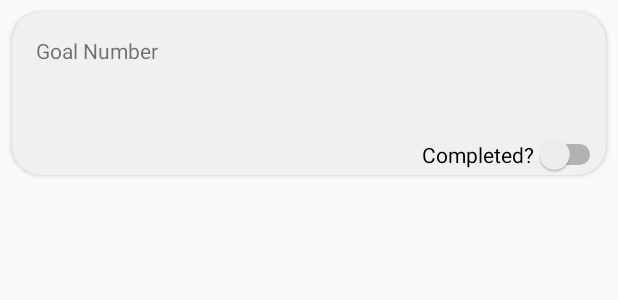
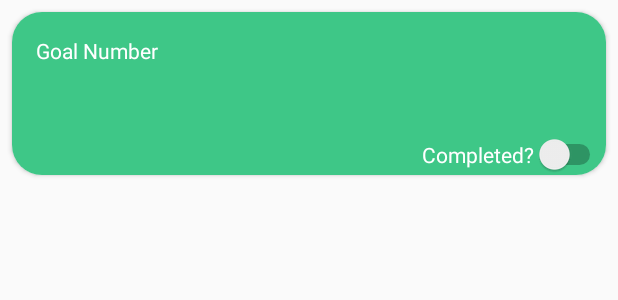
Before and after one commit to EmmaStyles/Cheffy, an Android app: the layout goal_list_row.xml on its own in the app's theme, with its tools: preview values and no code run, on a phone screen of 412 x 824 dp. Shown: the top 300 px of the screen. Run offline under Robolectric (Android 15) with nearby library versions, the phone set to English and light mode, and no system bars.

Commit message:
Colour changes to cardview

```diff
--- a/app/src/main/java/com/infs3634/cheffy/GoalAdapter.java
+++ b/app/src/main/java/com/infs3634/cheffy/GoalAdapter.java
@@ -84,6 +84,7 @@ public class GoalAdapter extends RecyclerView.Adapter<GoalAdapter.GoalViewHolder
 //            });
         }
     }
+
     @Override
     public GoalAdapter.GoalViewHolder onCreateViewHolder(ViewGroup parent, int viewType) {
         View v = LayoutInflater.from(parent.getContext()).inflate(R.layout.goal_list_row, parent, false);
--- a/app/src/main/java/com/infs3634/cheffy/MealsAdapter.java
+++ b/app/src/main/java/com/infs3634/cheffy/MealsAdapter.java
@@ -79,4 +79,5 @@ public class MealsAdapter extends RecyclerView.Adapter<MealsAdapter.MealsViewHol
         this.meals.addAll(meals);
         notifyDataSetChanged();
     }
+
 }
--- a/app/src/main/res/layout/activity_main.xml
+++ b/app/src/main/res/layout/activity_main.xml
@@ -15,6 +15,7 @@
         android:layout_marginBottom="80dp"
         android:background="@drawable/button_background"
         android:text="Goals"
+        android:textColor="#FFFFFF"
         app:layout_constraintBottom_toBottomOf="parent"
         app:layout_constraintEnd_toEndOf="parent"
         app:layout_constraintStart_toStartOf="parent"
@@ -27,6 +28,7 @@
         android:layout_marginTop="8dp"
         android:background="@drawable/button_background"
         android:text="Recipes"
+        android:textColor="#FFFFFF"
         app:layout_constraintEnd_toEndOf="parent"
         app:layout_constraintStart_toStartOf="parent"
         app:layout_constraintTop_toBottomOf="@+id/btnGoals" />
@@ -62,6 +64,7 @@
         android:layout_marginTop="8dp"
         android:background="@drawable/button_background"
         android:text="Achievements"
+        android:textColor="#FFFFFF"
         app:layout_constraintEnd_toEndOf="parent"
         app:layout_constraintStart_toStartOf="parent"
         app:layout_constraintTop_toBottomOf="@+id/recipesButton" />
--- a/app/src/main/res/layout/goal_list_row.xml
+++ b/app/src/main/res/layout/goal_list_row.xml
@@ -2,19 +2,18 @@
 <androidx.cardview.widget.CardView xmlns:android="http://schemas.android.com/apk/res/android"
     xmlns:app="http://schemas.android.com/apk/res-auto"
     xmlns:tools="http://schemas.android.com/tools"
+    android:layout_width="match_parent"
     android:layout_height="wrap_content"
-    android:layout_width="match_parent"
+    android:layout_margin="8dp"
+    android:background="#3ec787"
     android:clickable="true"
     android:focusable="true"
-    android:layout_margin="8dp"
-    android:background="#f0f0f0"
-    app:cardCornerRadius="20dp"
-    >
+    app:cardCornerRadius="20dp">
 
     <androidx.constraintlayout.widget.ConstraintLayout
         android:layout_width="match_parent"
         android:layout_height="wrap_content"
-        android:background="#f0f0f0">
+        android:background="#3ec787">
 
         <TextView
             android:id="@+id/tvGoalId"
@@ -22,6 +21,7 @@
             android:layout_height="wrap_content"
             android:layout_marginStart="8dp"
             android:layout_marginLeft="8dp"
+            android:textColor="#FFFFFF"
             app:layout_constraintStart_toEndOf="@+id/tvGoalNoRV"
             app:layout_constraintTop_toTopOf="@+id/tvGoalNoRV" />
 
@@ -34,6 +34,7 @@
             android:layout_marginTop="24dp"
             android:layout_marginBottom="8dp"
             android:textAppearance="@style/TextAppearance.AppCompat.Subhead"
+            android:textColor="#FFFFFF"
             app:layout_constraintBottom_toBottomOf="parent"
             app:layout_constraintStart_toStartOf="parent"
             app:layout_constraintTop_toTopOf="@id/tvGoalId" />
@@ -46,6 +47,7 @@
             android:layout_marginLeft="16dp"
             android:layout_marginTop="16dp"
             android:text="Goal Number"
+            android:textColor="#FFFFFF"
             app:layout_constraintStart_toStartOf="parent"
             app:layout_constraintTop_toTopOf="parent" />
 
@@ -54,6 +56,7 @@
             android:layout_width="wrap_content"
             android:layout_height="wrap_content"
             android:text="Completed?"
+            android:textColor="#FFFFFF"
             android:textOn="Completed!"
             app:layout_constraintEnd_toEndOf="parent"
             app:layout_constraintTop_toBottomOf="@+id/tvGoal" />
```
Also changed, not shown: app/src/main/res/layout-w900dp/meals_list.xml (+17 -2 lines), app/src/main/res/layout/meals_row.xml (+4 -3 lines).
